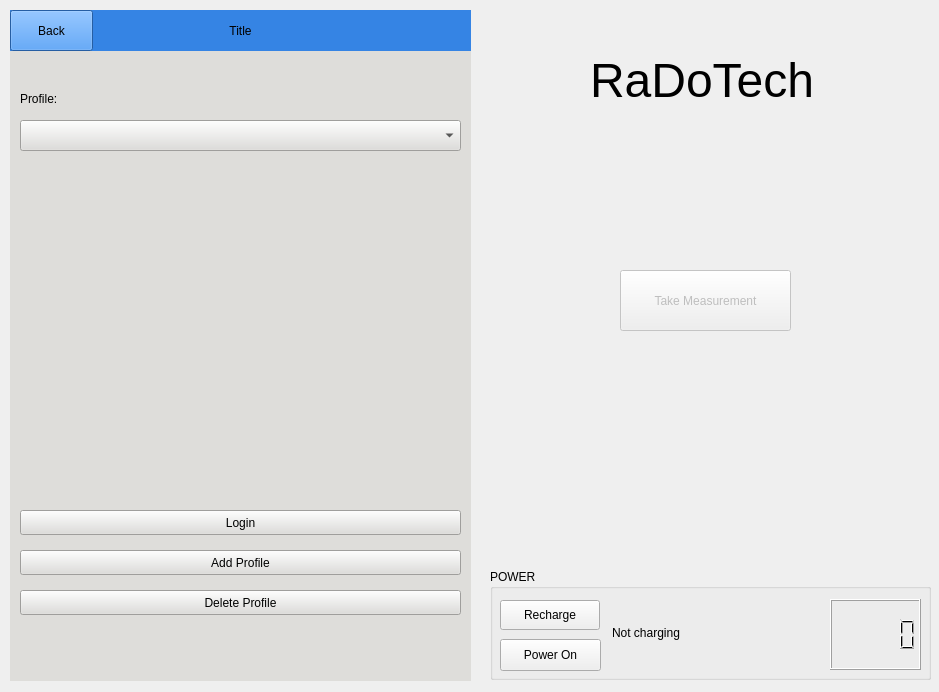
Harry-Dinh/COMP-3004-F24-Final, file Team32-3004-Project/mainwindow.ui: the form before one commit.
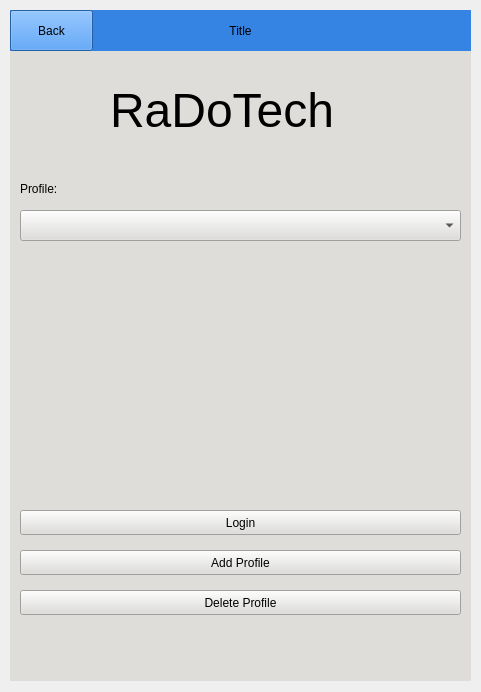
The form after the commit. The open tabs and pages were chosen to show the change. Icons and pictures are not drawn.

Commit message: Refactor all device related functions into Device class + Device has its own window + Device now generates random values, and sends it to MainWindow as a signal + Measurement no longer generates random values + Measurement's addExistingValue() renamed to addValue()

```diff
--- a/Team32-3004-Project/mainwindow.ui
+++ b/Team32-3004-Project/mainwindow.ui
@@ -6,7 +6,7 @@
    <rect>
     <x>0</x>
     <y>0</y>
-    <width>939</width>
+    <width>481</width>
     <height>692</height>
    </rect>
   </property>
@@ -37,7 +37,7 @@
       <property name="geometry">
        <rect>
         <x>10</x>
-        <y>70</y>
+        <y>160</y>
         <width>441</width>
         <height>31</height>
        </rect>
@@ -86,7 +86,7 @@
       <property name="geometry">
        <rect>
         <x>10</x>
-        <y>40</y>
+        <y>130</y>
         <width>62</width>
         <height>17</height>
        </rect>
@@ -95,6 +95,28 @@
        <string>Profile:</string>
       </property>
      </widget>
+     <widget class="QLabel" name="label_2">
+      <property name="geometry">
+       <rect>
+        <x>100</x>
+        <y>20</y>
+        <width>241</width>
+        <height>81</height>
+       </rect>
+      </property>
+      <property name="styleSheet">
+       <string notr="true">font: 36pt;</string>
+      </property>
+      <property name="text">
+       <string>RaDoTech</string>
+      </property>
+      <property name="textFormat">
+       <enum>Qt::PlainText</enum>
+      </property>
+      <property name="scaledContents">
+       <bool>false</bool>
+      </property>
+     </widget>
     </widget>
     <widget class="QWidget" name="createProfilePage">
      <widget class="QTextEdit" name="fNameTextBox">
@@ -500,109 +522,6 @@
      </property>
     </widget>
    </widget>
-   <widget class="QGroupBox" name="groupBox">
-    <property name="geometry">
-     <rect>
-      <x>490</x>
-      <y>569</y>
-      <width>441</width>
-      <height>111</height>
-     </rect>
-    </property>
-    <property name="title">
-     <string>POWER</string>
-    </property>
-    <widget class="QPushButton" name="rechargeButton">
-     <property name="geometry">
-      <rect>
-       <x>10</x>
-       <y>31</y>
-       <width>100</width>
-       <height>30</height>
-      </rect>
-     </property>
-     <property name="text">
-      <string>Recharge</string>
-     </property>
-    </widget>
-    <widget class="QLabel" name="chargeStatus">
-     <property name="geometry">
-      <rect>
-       <x>122</x>
-       <y>54</y>
-       <width>191</width>
-       <height>20</height>
-      </rect>
-     </property>
-     <property name="text">
-      <string>Not charging</string>
-     </property>
-    </widget>
-    <widget class="QLCDNumber" name="batteryIndicator">
-     <property name="geometry">
-      <rect>
-       <x>340</x>
-       <y>30</y>
-       <width>91</width>
-       <height>71</height>
-      </rect>
-     </property>
-    </widget>
-    <widget class="QPushButton" name="powerButton">
-     <property name="geometry">
-      <rect>
-       <x>10</x>
-       <y>70</y>
-       <width>101</width>
-       <height>32</height>
-      </rect>
-     </property>
-     <property name="text">
-      <string>Power On</string>
-     </property>
-    </widget>
-   </widget>
-   <widget class="QPushButton" name="probeButton">
-    <property name="enabled">
-     <bool>false</bool>
-    </property>
-    <property name="geometry">
-     <rect>
-      <x>620</x>
-      <y>270</y>
-      <width>171</width>
-      <height>61</height>
-     </rect>
-    </property>
-    <property name="text">
-     <string>Take Measurement</string>
-    </property>
-    <property name="default">
-     <bool>true</bool>
-    </property>
-   </widget>
-   <widget class="QLabel" name="label_2">
-    <property name="geometry">
-     <rect>
-      <x>590</x>
-      <y>40</y>
-      <width>241</width>
-      <height>81</height>
-     </rect>
-    </property>
-    <property name="styleSheet">
-     <string notr="true">font: 36pt;</string>
-    </property>
-    <property name="text">
-     <string>RaDoTech</string>
-    </property>
-    <property name="textFormat">
-     <enum>Qt::PlainText</enum>
-    </property>
-    <property name="scaledContents">
-     <bool>false</bool>
-    </property>
-   </widget>
   </widget>
  </widget>
  <resources/>
```
Left out of the diff: 2 changed lines with no effect on the pictures. The commit also changes 9 other files.
